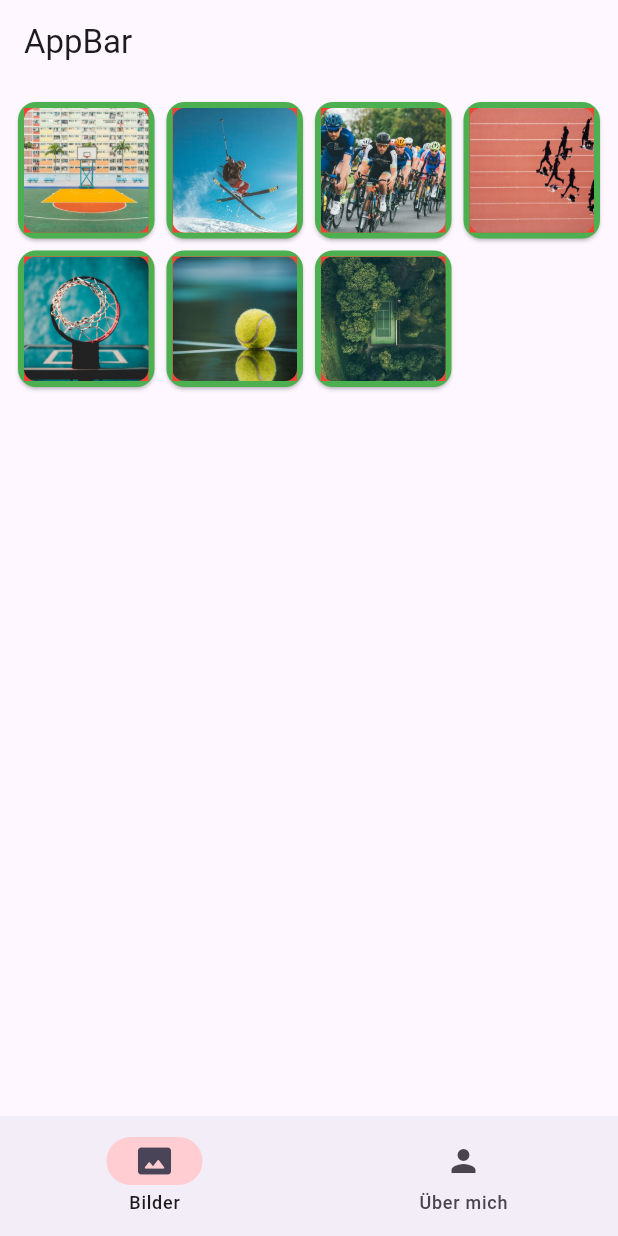
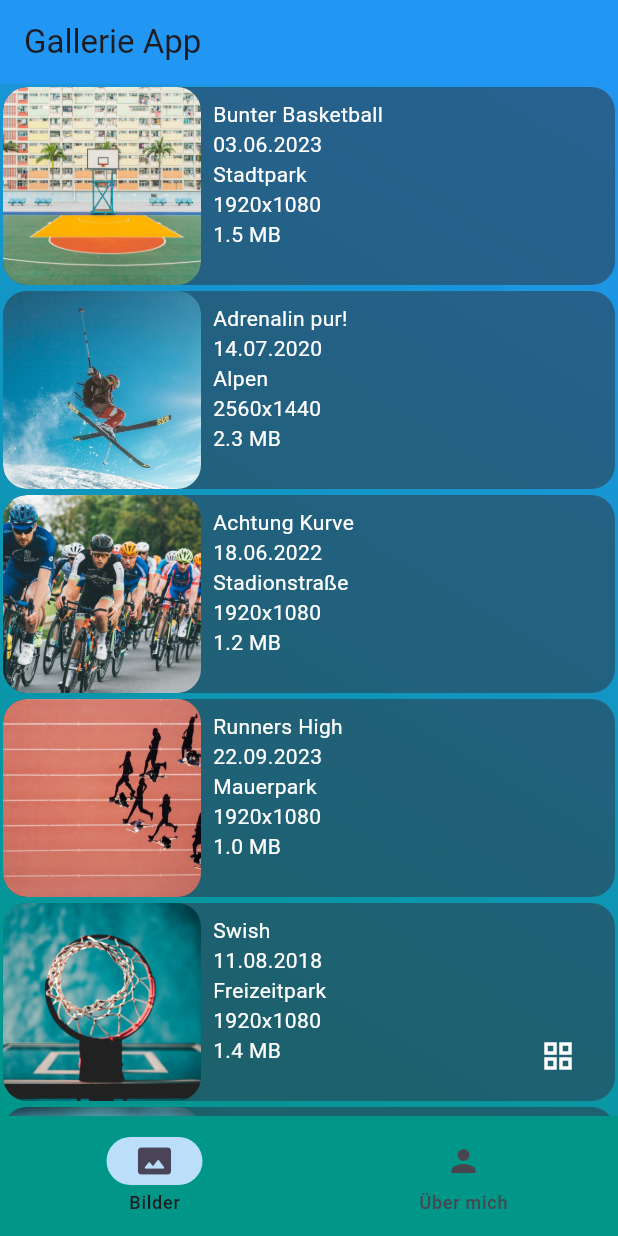
Before and after one commit to arthur892/ts_4_6_1_bildgalerie, a Flutter app: the screen it shows after launch, on a phone screen of 412 x 824 dp. Run offline on Flutter 3.47's test engine with Material 3 defaults, Android fonts, the phone set to English and light mode, and no system bars.

Commit message:
added 2 different views

```diff
--- a/lib/features/gallery/data/gallery_repo.dart
+++ b/lib/features/gallery/data/gallery_repo.dart
@@ -1,13 +1,16 @@
 import 'package:ts_4_6_1_bildgalerie/features/gallery/models/gallery_item.dart';
 
 class GalleryRepo {
-  List<GalleryItem> _galleryItems = [
+  final List<GalleryItem> _galleryItems = [
     GalleryItem(
       imageTitle: 'Bunter Basketball',
       imageDate: '03.06.2023',
       imageDescription:
           'Ein farbenfrohes Basketballfeld im Freien. Im Zentrum steht ein Basketballkorb, dessen weißes Netz im leichten Wind schaukelt. Die Farben des Spielfelds leuchten unter der warmen Abendsonne. Vor vielen Jahren, während eines Sommerabends, trafen sich hier Freunde zu einem unvergesslichen Spiel, bei dem die Sieger den Sonnenuntergang bejubelten.',
       imagePath: 'assets/images/basketball_1.jpeg',
+      imageLocation: 'Stadtpark',
+      resolution: '1920x1080',
+      fileSize: '1.5 MB',
     ),
     GalleryItem(
       imageTitle: 'Adrenalin pur!',
@@ -15,6 +18,9 @@ class GalleryRepo {
       imageDescription:
           'Ein Skifahrer in voller Montur fliegt mutig über einen schneebedeckten Hügel, während der klare, blaue Himmel im Hintergrund strahlt. Die Sonne scheint hell, beleuchtet die funkelnden Schneeflocken und wirft lange Schatten auf die Piste. An einem perfekten Wintertag vor einigen Jahren, als der Schnee frisch und die Bedingungen ideal waren, führte dieser Sprung zu einem unvergesslichen Moment voller Adrenalin und Freude.',
       imagePath: 'assets/images/ski.jpeg',
+      imageLocation: 'Alpen',
+      resolution: '2560x1440',
+      fileSize: '2.3 MB',
     ),
     GalleryItem(
       imageTitle: 'Achtung Kurve',
@@ -22,6 +28,9 @@ class GalleryRepo {
       imageDescription:
           'Eine große Gruppe Rennradfahrer legt sich synchron in eine scharfe Kurve, während sie mit beeindruckender Geschwindigkeit die Strecke entlangrasen. Die bunten Trikots der Fahrer leuchten im Sonnenschein, und ihre Konzentration ist greifbar. Vor einigen Jahren, während eines spannenden Wettkampfs an einem sonnigen Frühlingstag, markierte diese Kurve den Wendepunkt des Rennens und wurde zum Schauplatz eines packenden Duells um die Spitze.',
       imagePath: 'assets/images/bike.jpeg',
+      imageLocation: 'Stadionstraße',
+      resolution: '1920x1080',
+      fileSize: '1.2 MB',
     ),
     GalleryItem(
       imageTitle: 'Runners High',
@@ -29,6 +38,9 @@ class GalleryRepo {
       imageDescription:
           'Unsere acht Läufer bewegen sich hier in einer beeindruckenden Dreiecks-Formation über die Bahnen des sonnigen Sportplatzes am Mauerpark. Alle Athleten sind synchronisiert, ihre Schritte im perfekten Einklang, während sie die rote Tartanbahn unter ihren Füßen spüren. An einem kühlen Herbstmorgen, während eines intensiven Trainings, wurde diese Formation gewählt, um Teamarbeit und Präzision zu perfektionieren, und es war ein Moment, der die Entschlossenheit und den Zusammenhalt der Gruppe widerspiegelte.',
       imagePath: 'assets/images/running.jpeg',
+      imageLocation: 'Mauerpark',
+      resolution: '1920x1080',
+      fileSize: '1.0 MB',
     ),
     GalleryItem(
       imageTitle: 'Swish',
@@ -36,6 +48,9 @@ class GalleryRepo {
       imageDescription:
           'Ein Foto, das von unten aufgenommen wurde, zeigt einen Basketballkorb mit einem strahlend blauen Himmel im Hintergrund. Die Sonne scheint hell, und das weiße Netz des Korbs hebt sich kontrastreich gegen das Blau ab. An einem klaren Sommernachmittag, vor vielen Jahren, wurde hier ein legendäres Spiel gespielt, bei dem der letzte Korb im goldenen Licht des Abends glänzte.',
       imagePath: 'assets/images/basketball_2.jpeg',
+      imageLocation: 'Freizeitpark',
+      resolution: '1920x1080',
+      fileSize: '1.4 MB',
     ),
     GalleryItem(
       imageTitle: 'Ball Game',
@@ -43,6 +58,9 @@ class GalleryRepo {
       imageDescription:
           'Die Nahaufnahme zeigt einen gelb-grünen Tennisball, der auf dem glänzenden Boden der Sporthalle liegt. Die Textur des Balls ist deutlich sichtbar, während das gedämpfte Licht der Halle eine ruhige Atmosphäre schafft. An einem regnerischen Nachmittag fand hier ein spannendes Match statt, bei dem dieser Ball im entscheidenden Moment des Spiels eine wichtige Rolle spielte.',
       imagePath: 'assets/images/tennis_1.jpeg',
+      imageLocation: 'Sporthalle Nord',
+      resolution: '1280x720',
+      fileSize: '800 KB',
     ),
     GalleryItem(
       imageTitle: 'Sieg in der Natur',
@@ -50,11 +68,11 @@ class GalleryRepo {
       imageDescription:
           'Eine beeindruckende Drohnenaufnahme zeigt ein Tennisfeld, das idyllisch mitten im Grünen liegt. Das leuchtend grüne Spielfeld kontrastiert wunderschön mit den umgebenden Bäumen und Wiesen. An einem sonnigen Sommertag vor einigen Jahren wurde hier ein Turnier ausgetragen, bei dem Spieler und Zuschauer gleichermaßen die atemberaubende Naturkulisse genossen.',
       imagePath: 'assets/images/tennis_2.jpeg',
+      imageLocation: 'Grüner Wald',
+      resolution: '3840x2160',
+      fileSize: '3.0 MB',
     ),
   ];
-
-  GalleryRepo();
-
   List<GalleryItem> getAllGalleryItems() {
     return _galleryItems;
   }
--- a/lib/features/gallery/models/gallery_item.dart
+++ b/lib/features/gallery/models/gallery_item.dart
@@ -4,11 +4,18 @@ class GalleryItem {
   final String imageDate;
   final String imageDescription;
   final String imagePath;
+  final String imageLocation;
+  final String resolution;
+  final String fileSize;
   //final String location;
 
-  GalleryItem(
-      {required this.imageTitle,
-      required this.imageDate,
-      required this.imageDescription,
-      required this.imagePath});
+  GalleryItem({
+    required this.imageTitle,
+    required this.imageDate,
+    required this.imageDescription,
+    required this.imagePath,
+    required this.imageLocation,
+    required this.resolution,
+    required this.fileSize,
+  });
 }
--- a/lib/features/gallery/screens/gallery.dart
+++ /dev/null
@@ -1,24 +0,0 @@
-import 'package:flutter/material.dart';
-import 'package:ts_4_6_1_bildgalerie/features/gallery/data/gallery_repo.dart';
-import 'package:ts_4_6_1_bildgalerie/features/gallery/screens/gallery_card.dart';
-
-class Gallery extends StatelessWidget {
-  final GalleryRepo galleryRepo;
-
-  Gallery({super.key, required this.galleryRepo});
-
-  @override
-  Widget build(BuildContext context) {
-    final galleryItems = galleryRepo.getAllGalleryItems();
-    return Padding(
-      padding: const EdgeInsets.all(8.0),
-      child: GridView.builder(
-          gridDelegate: const SliverGridDelegateWithFixedCrossAxisCount(
-              crossAxisCount: 4),
-          itemCount: galleryItems.length,
-          itemBuilder: (context, index) {
-            return GalleryCard(galleryItem: galleryItems[index]);
-          }),
-    );
-  }
-}
--- a/lib/features/gallery/screens/gallery_card.dart
+++ /dev/null
@@ -1,60 +0,0 @@
-import 'package:flutter/material.dart';
-import 'package:ts_4_6_1_bildgalerie/features/gallery/models/gallery_item.dart';
-import 'package:ts_4_6_1_bildgalerie/features/gallery/screens/details.dart';
-
-class GalleryCard extends StatelessWidget {
-  const GalleryCard({super.key, required this.galleryItem});
-  final GalleryItem galleryItem;
-
-  @override
-  Widget build(BuildContext context) {
-    return Card(
-      color: Colors.green,
-      child: Padding(
-        padding: const EdgeInsets.all(4.0),
-        child: Container(
-          height: 120,
-          width: 120,
-          color: Colors.red,
-
-          child: GestureDetector(
-            onTap: () {
-              Navigator.push(
-                  context,
-                  MaterialPageRoute(
-                      builder: (context) => Details(
-                            galleryItem: galleryItem,
-                          )));
-            },
-            child: Container(
-              width: 120,
-              decoration: BoxDecoration(
-                  borderRadius: BorderRadius.circular(8),
-                  image: DecorationImage(
-                      image: AssetImage(galleryItem.imagePath),
-                      fit: BoxFit.cover)),
-            ),
-          ),
-
-          // child: Stack(
-          //     //alignment: Alignment.topRight,
-          //     children: [
-          //       //Image.asset("assets/images/basketball_1.jpeg"),
-          //       Image.asset(galleryItem.imagePath),
-          //       Positioned(
-          //         top: 4,
-          //         right: 4,
-          //         child: Visibility(
-          //           child: Icon(
-          //             Icons.favorite_border_rounded,
-          //             shadows: [Shadow(color: Colors.grey)],
-          //           ),
-          //           visible: false,
-          //         ),
-          //       )
-          //     ]),
-        ),
-      ),
-    );
-  }
-}
--- /dev/null
+++ b/lib/features/gallery/screens/gallery_list.dart
@@ -0,0 +1,75 @@
+import 'package:flutter/material.dart';
+import 'package:ts_4_6_1_bildgalerie/features/gallery/models/gallery_item.dart';
+import 'package:ts_4_6_1_bildgalerie/features/gallery/screens/details.dart';
+
+class GalleryListCard extends StatelessWidget {
+  const GalleryListCard({super.key, required this.galleryItem});
+  final GalleryItem galleryItem;
+
+  @override
+  Widget build(BuildContext context) {
+    return GestureDetector(
+      onTap: () {
+        Navigator.push(
+            context,
+            MaterialPageRoute(
+                builder: (context) => Details(
+                      galleryItem: galleryItem,
+                    )));
+      },
+      child: Padding(
+        padding: const EdgeInsets.all(2),
+        child: ClipRRect(
+          borderRadius: BorderRadius.circular(16),
+          child: Container(
+            height: 132,
+            color: const Color.fromRGBO(44, 62, 80, 0.6),
+            child: Row(
+              children: [
+                Container(
+                  width: 132,
+                  height: 132,
+                  decoration: BoxDecoration(
+                      borderRadius: BorderRadius.circular(16),
+                      image: DecorationImage(
+                          image: AssetImage(galleryItem.imagePath),
+                          fit: BoxFit.cover)),
+                ),
+                Padding(
+                  padding: const EdgeInsets.all(8.0),
+                  child: Column(
+                    crossAxisAlignment: CrossAxisAlignment.start,
+                    children: [
+                      //Text(""),
+                      Text(
+                        galleryItem.imageTitle,
+                        style: TextStyle(color: Colors.white),
+                      ),
+                      Text(
+                        galleryItem.imageDate,
+                        style: TextStyle(color: Colors.white),
+                      ),
+                      Text(
+                        galleryItem.imageLocation,
+                        style: TextStyle(color: Colors.white),
+                      ),
+                      Text(
+                        galleryItem.resolution,
+                        style: TextStyle(color: Colors.white),
+                      ),
+                      Text(
+                        galleryItem.fileSize,
+                        style: TextStyle(color: Colors.white),
+                      ),
+                      //Text(galleryItem.imageDescription)
+                    ],
+                  ),
+                )
+              ],
+            ),
+          ),
+        ),
+      ),
+    );
+  }
+}
--- /dev/null
+++ b/lib/features/gallery/screens/gallery_screen.dart
@@ -0,0 +1,111 @@
+import 'package:flutter/material.dart';
+import 'package:ts_4_6_1_bildgalerie/features/gallery/data/gallery_repo.dart';
+import 'package:ts_4_6_1_bildgalerie/features/gallery/models/gallery_item.dart';
+import 'package:ts_4_6_1_bildgalerie/features/gallery/screens/gallery_grid.dart';
+import 'package:ts_4_6_1_bildgalerie/features/gallery/screens/gallery_list.dart';
+
+class GalleryScreen extends StatefulWidget {
+  final GalleryRepo galleryRepo;
+
+  const GalleryScreen({super.key, required this.galleryRepo});
+
+  @override
+  State<GalleryScreen> createState() => _GalleryScreenState();
+}
+
+class _GalleryScreenState extends State<GalleryScreen> {
+  bool isListView = true;
+  @override
+  Widget build(BuildContext context) {
+    final List<GalleryItem> galleryItems =
+        widget.galleryRepo.getAllGalleryItems();
+
+    // return Column(
+    //   children: [
+    //     Row(
+    //       mainAxisAlignment: MainAxisAlignment.end,
+    //       children: [
+    //         IconButton(
+    //             onPressed: () {
+    //               setState(() {
+    //                 isListView = !isListView;
+    //               });
+    //             },
+    //             icon: Icon(isListView ? Icons.grid_view : Icons.list))
+    //       ],
+    //     ),
+    //     Expanded(
+    //         child: isListView
+    //             ? buildListView(galleryItems)
+    //             : buildGridView(galleryItems))
+    //   ],
+    // );
+    return Scaffold(
+      // appBar: AppBar(
+      //   actions: [
+      //     IconButton(
+      //         onPressed: () {
+      //           setState(() {
+      //             isListView = !isListView;
+      //           });
+      //         },
+      //         icon: Icon(isListView ? Icons.grid_view : Icons.list))
+      //   ],
+      // ),
+      floatingActionButton: IconButton(
+        onPressed: () {
+          setState(() {
+            isListView = !isListView;
+          });
+        },
+        icon: Icon(isListView ? Icons.grid_view : Icons.list),
+        color: Colors.white,
+      ),
+      body: Center(
+        child: Container(
+            decoration: const BoxDecoration(
+                gradient: LinearGradient(
+              begin: Alignment.topRight,
+              end: Alignment.bottomLeft,
+              colors: [
+                Colors.blue,
+                Colors.teal,
+              ],
+            )),
+            child: isListView
+                ? buildListView(galleryItems)
+                : buildGridView(galleryItems)),
+      ),
+
+      //backgroundColor: Colors.blue,
+    );
+  }
+}
+
+Widget buildGridView(List<GalleryItem> galleryItems) {
+  //final galleryItems = galleryRepo.getAllGalleryItems();
+  return GridView.builder(
+      gridDelegate: const SliverGridDelegateWithFixedCrossAxisCount(
+        crossAxisCount: 2,
+        mainAxisSpacing: 4,
+      ),
+      itemCount: galleryItems.length,
+      itemBuilder: (context, index) {
+        return GalleryGridCard(galleryItem: galleryItems[index]);
+      });
+}
+
+Widget buildListView(List<GalleryItem> galleryItems) {
+  //final galleryItems = galleryRepo.getAllGalleryItems();
+  return ListView.builder(
+      // gridDelegate: const SliverGridDelegateWithFixedCrossAxisCount(
+      //   crossAxisCount: 4,
+      //   mainAxisSpacing: 4,
+      // ),
+
+      itemCount: galleryItems.length,
+      itemBuilder: (context, index) {
+        //print(galleryItems.length);
+        return GalleryListCard(galleryItem: galleryItems[index]);
+      });
+}
--- a/lib/features/profile/data/profile_repo.dart
+++ b/lib/features/profile/data/profile_repo.dart
@@ -1,10 +1,14 @@
 import 'package:ts_4_6_1_bildgalerie/features/profile/models/profile_item.dart';
 
 class ProfileRepo {
-  ProfileItem profileItem = ProfileItem(
-      profileName: "Hans",
+  final ProfileItem _profileItem = ProfileItem(
+      profileName: "Harold",
       profileJob: "Fotograph",
       profileDescription:
-          "Mein Name ist Kaya Müller, ein Fotograf im Alter von 32 Jahren, der die Welt durch die Linse entdeckt. Mit einem Hintergrund in der visuellen Kunst und jahrelanger Erfahrung in der Fotografie habe ich einen Blick für die Schönheit im Alltäglichen entwickelt. Meine Spezialität liegt in der Sport- und Naturfotografie, wo ich das Spiel von Licht und Schatten einfange, um emotionale und aussagekräftige Bilder zu schaffen.\n\nIch glaube daran, dass jeder Moment einzigartig ist und seine eigene Geschichte erzählt. In meinen Arbeiten strebe ich danach, diese Geschichten visuell zu interpretieren und sie durch kreative Kompositionen und Nuancen zum Leben zu erwecken. Meine fotografische Reise hat mich durch verschiedene Länder geführt, wo ich die Vielfalt der Kulturen und Landschaften festhalte, immer auf der Suche nach neuen Perspektiven und Herausforderungen.\n\nMein Anspruch ist es, mit meinen Bildern nicht nur zu dokumentieren, sondern auch zu inspirieren und zu berühren. Jeder Auftrag und jedes Projekt ist für mich eine Möglichkeit, meine Leidenschaft und mein Können zu zeigen und eine Verbindung zwischen dem Betrachter und dem Bild herzustellen.",
-      profileImagePath: "asd");
+          "Mein Name ist Harold Müller, ein Fotograf im Alter von 32 Jahren, der die Welt durch die Linse entdeckt. Mit einem Hintergrund in der visuellen Kunst und jahrelanger Erfahrung in der Fotografie habe ich einen Blick für die Schönheit im Alltäglichen entwickelt. Meine Spezialität liegt in der Sport- und Naturfotografie, wo ich das Spiel von Licht und Schatten einfange, um emotionale und aussagekräftige Bilder zu schaffen.\n\nIch glaube daran, dass jeder Moment einzigartig ist und seine eigene Geschichte erzählt. In meinen Arbeiten strebe ich danach, diese Geschichten visuell zu interpretieren und sie durch kreative Kompositionen und Nuancen zum Leben zu erwecken. Meine fotografische Reise hat mich durch verschiedene Länder geführt, wo ich die Vielfalt der Kulturen und Landschaften festhalte, immer auf der Suche nach neuen Perspektiven und Herausforderungen.\n\nMein Anspruch ist es, mit meinen Bildern nicht nur zu dokumentieren, sondern auch zu inspirieren und zu berühren. Jeder Auftrag und jedes Projekt ist für mich eine Möglichkeit, meine Leidenschaft und mein Können zu zeigen und eine Verbindung zwischen dem Betrachter und dem Bild herzustellen.",
+      profileImagePath: "assets/profile/profile.jpeg");
+
+  ProfileItem getProfileItem() {
+    return _profileItem;
+  }
 }
--- a/lib/main.dart
+++ b/lib/main.dart
@@ -1,5 +1,6 @@
 import 'package:flutter/material.dart';
-import 'package:ts_4_6_1_bildgalerie/features/gallery/screens/gallery.dart';
+import 'package:ts_4_6_1_bildgalerie/features/gallery/screens/gallery_screen.dart';
+import 'package:ts_4_6_1_bildgalerie/features/profile/data/profile_repo.dart';
 import 'package:ts_4_6_1_bildgalerie/features/profile/screens/profile.dart';
 import 'package:ts_4_6_1_bildgalerie/features/gallery/data/gallery_repo.dart';
 
@@ -10,6 +11,7 @@ void main() {
 class MainApp extends StatefulWidget {
   MainApp({super.key});
   final GalleryRepo galleryRepo = GalleryRepo();
+  final ProfileRepo profileRepo = ProfileRepo();
 
   @override
   State<MainApp> createState() => _MainAppState();
@@ -22,10 +24,12 @@ class _MainAppState extends State<MainApp> {
   void initState() {
     super.initState();
     _screens = [
-      Gallery(
+      GalleryScreen(
         galleryRepo: widget.galleryRepo,
       ),
-      Profile()
+      Profile(
+        profileRepo: widget.profileRepo,
+      )
     ];
   }
 
@@ -39,23 +43,46 @@ class _MainAppState extends State<MainApp> {
   @override
   Widget build(BuildContext context) {
     return MaterialApp(
+      title: "Gallerie App",
+      theme: ThemeData(
+          primarySwatch: Colors.blue,
+          visualDensity: VisualDensity.adaptivePlatformDensity),
       home: Scaffold(
         bottomNavigationBar: NavigationBar(
+          backgroundColor: Colors.teal,
           destinations: const [
             NavigationDestination(
-                icon: Icon(Icons.photo_size_select_actual_rounded),
+                icon: Icon(
+                  Icons.photo_size_select_actual_rounded,
+                ),
                 label: "Bilder"),
-            NavigationDestination(icon: Icon(Icons.person), label: "Über mich")
+            NavigationDestination(
+              icon: Icon(Icons.person),
+              label: "Über mich",
+            )
           ],
           onDestinationSelected: (value) {
             _onDestinationSelected(value);
           },
-          indicatorColor: Colors.red.shade100,
+          indicatorColor: Colors.blue.shade100,
           selectedIndex: _selectedIndex,
         ),
-        body: _screens[_selectedIndex],
+        body: Center(
+          child: Container(
+              decoration: const BoxDecoration(
+                  gradient: LinearGradient(
+                begin: Alignment.topRight,
+                end: Alignment.bottomLeft,
+                colors: [
+                  Colors.blue,
+                  Colors.teal,
+                ],
+              )),
+              child: _screens[_selectedIndex]),
+        ),
         appBar: AppBar(
-          title: Text("AppBar"),
+          title: Text("Gallerie App"),
+          backgroundColor: Colors.blue,
         ),
       ),
     );
--- a/pubspec.yaml
+++ b/pubspec.yaml
@@ -20,3 +20,4 @@ flutter:
   uses-material-design: true
   assets:
   - assets/images/
+  - assets/profile/
```
Also changed, not shown: lib/features/gallery/screens/details.dart (+39 -9 lines), lib/features/gallery/screens/gallery_grid.dart (added, +34 -0 lines), lib/features/profile/screens/profile.dart (+23 -17 lines), lib/shared/widgets/textboxes.dart (added, +71 -0 lines), assets/profile/profile.jpeg (added).
